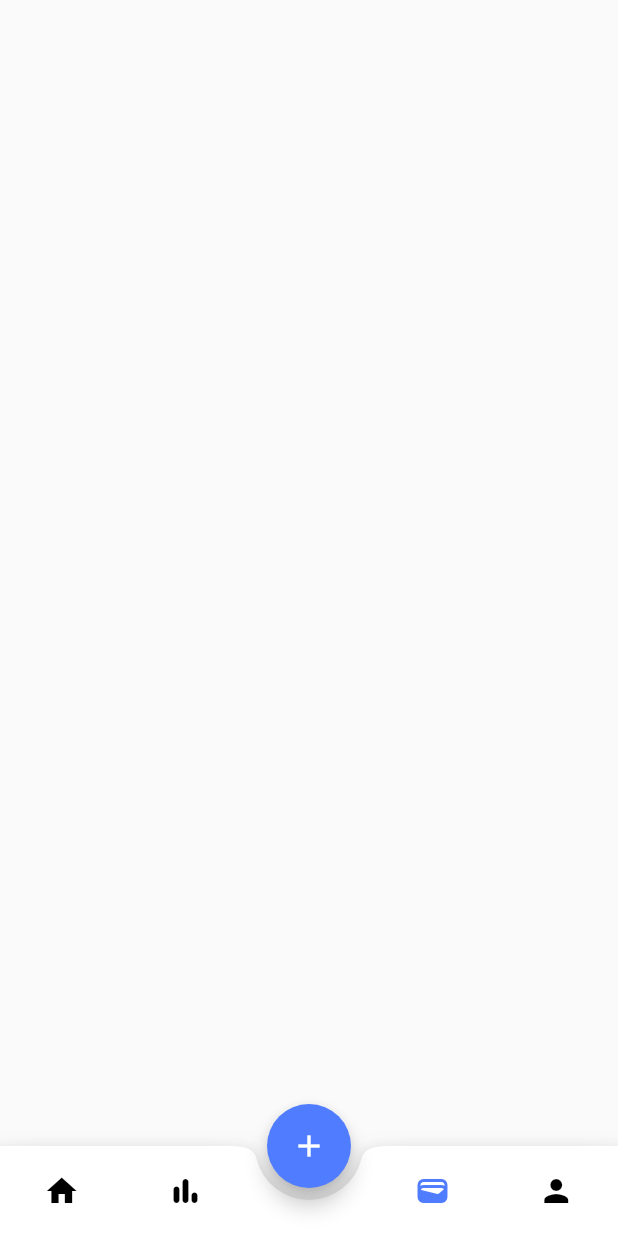
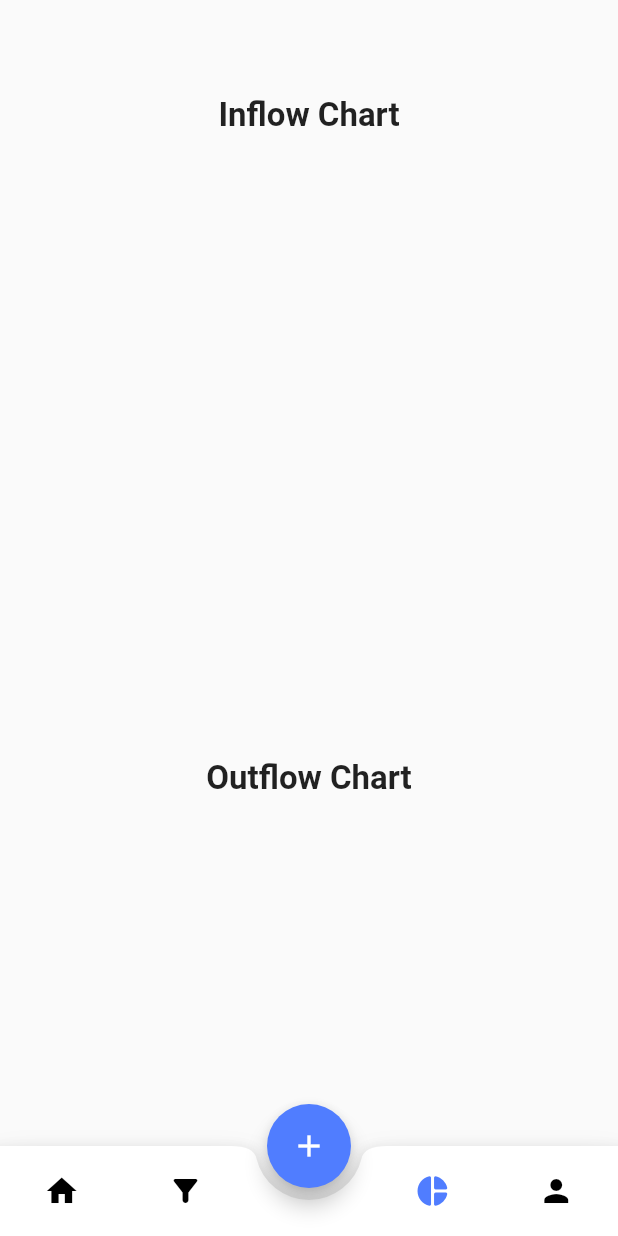
Before and after one commit to Misterpetchz/budy_buddy, a Flutter app: the screen it shows once a user with an empty profile is signed in, item 3 of the bottom bar chosen, on a phone screen of 412 x 824 dp. Run offline on Flutter 3.47's test engine with Material 2 defaults, Android fonts, the phone set to English and light mode, and no system bars; drawn by our look-alikes of fl_chart; our stand-ins replace firebase_auth, firebase_core, firebase_database; accounts and stored records are empty.

Commit message:
feat: pie chart screen

```diff
--- /dev/null
+++ b/lib/screens/bar_chart_screen.dart
@@ -0,0 +1,79 @@
+import 'dart:convert';
+
+import 'package:budy_buddy/data/transaction_model.dart';
+import 'package:budy_buddy/widgets/bar_chart.dart';
+import 'package:firebase_auth/firebase_auth.dart';
+import 'package:firebase_database/firebase_database.dart';
+import 'package:flutter/material.dart';
+
+class BarChartScreen extends StatefulWidget {
+  const BarChartScreen({super.key});
+
+  @override
+  State<BarChartScreen> createState() => _BarChartScreenState();
+}
+
+class _BarChartScreenState extends State<BarChartScreen> {
+  final database = FirebaseDatabase.instance;
+  final currentUser = FirebaseAuth.instance.currentUser!;
+  // List<TransactionModel> transactions = [];
+  List<TransactionModel> inflowTransactions = [];
+  List<TransactionModel> outflowTransactions = [];
+
+  void fetchData() async {
+    final uid = currentUser.uid;
+    final transactionsRef = database.ref().child('transactions');
+
+    transactionsRef.once().then((DatabaseEvent event) {
+      final snapshot = event.snapshot;
+      if (snapshot.value != null) {
+        final Map<dynamic, dynamic>? data =
+            snapshot.value as Map<dynamic, dynamic>?;
+        if (data != null) {
+          final List<TransactionModel> userTransactions = [];
+          data.forEach((key, value) {
+            final transactionData = value as String; // Parse as JSON string
+            final transactionMap =
+                json.decode(transactionData) as Map<String, dynamic>;
+
+            // Check "uid" attribute
+            if (transactionMap['uid'] == uid) {
+              final transaction = transactionModelFromJson(transactionData);
+              userTransactions.add(transaction);
+            }
+          });
+
+          setState(() {
+            // transactions = userTransactions;
+            splitTransaction(userTransactions);
+          });
+        }
+      }
+    });
+  }
+
+  void splitTransaction(List<TransactionModel> transactions) {
+    for (var transaction in transactions) {
+      if (transaction.transactionType == 'inflow') {
+        inflowTransactions.add(transaction);
+      } else if (transaction.transactionType == 'outflow') {
+        outflowTransactions.add(transaction);
+      }
+    }
+  }
+
+  @override
+  void initState() {
+    fetchData();
+    super.initState();
+  }
+
+  @override
+  Widget build(BuildContext context) {
+    return Container(
+      padding: const EdgeInsets.all(16),
+      child: PieChartWidget(
+          inflowData: inflowTransactions, outflowData: outflowTransactions),
+    );
+  }
+}
--- a/lib/screens/home_screen_tab.dart
+++ b/lib/screens/home_screen_tab.dart
@@ -20,7 +20,7 @@ class _HomeScreenTabState extends State<HomeScreenTab> {
   // fetch user data where uid
   final database = FirebaseDatabase.instance;
   final currentUser = FirebaseAuth.instance.currentUser!;
-  List transactions = [];
+  List<TransactionModel> transactions = [];
   String userName = '';
   int inflow = 0;
   int outflow = 0;
--- a/lib/screens/main_screen_host.dart
+++ b/lib/screens/main_screen_host.dart
@@ -1,3 +1,4 @@
+import 'package:budy_buddy/screens/bar_chart_screen.dart';
 import 'package:budy_buddy/screens/home_profile_tab.dart';
 import 'package:budy_buddy/screens/home_screen_tab.dart';
 import 'package:budy_buddy/screens/stat_screen_tab.dart';
@@ -33,9 +34,8 @@ class _MainScreenHostState extends State<MainScreenHost> {
         return const HomeScreenTab();
       case 1:
         return const StatScreenTab();
-      // return Container();
       case 2:
-        return Container();
+        return const BarChartScreen();
       case 3:
         return const HomeProfileTab();
       default:
@@ -70,7 +70,7 @@ class _MainScreenHostState extends State<MainScreenHost> {
             SizedBox(
               height: 60,
               child: IconButton(
-                icon: const Icon(Icons.bar_chart_rounded),
+                icon: const Icon(Icons.filter_alt_rounded),
                 color: currentIndex == 1 ? secondaryDark : Colors.black,
                 onPressed: () {
                   setState(() {
@@ -83,7 +83,7 @@ class _MainScreenHostState extends State<MainScreenHost> {
             SizedBox(
               height: 60,
               child: IconButton(
-                icon: const Icon(Icons.wallet_outlined),
+                icon: const Icon(Icons.pie_chart_rounded),
                 color: currentIndex == 2 ? secondaryDark : Colors.black,
                 onPressed: () {
                   setState(() {
--- a/lib/screens/sign_up_screen.dart
+++ b/lib/screens/sign_up_screen.dart
@@ -139,7 +139,6 @@ class _SignUpScreenState extends State<SignUpScreen> {
               onPressed: () {
                 // sign up
                 signUp();
-                // create account
 
                 Navigator.of(context).pushReplacement(
                   MaterialPageRoute(
--- a/lib/screens/stat_screen_tab.dart
+++ b/lib/screens/stat_screen_tab.dart
@@ -18,7 +18,7 @@ class StatScreenTab extends StatefulWidget {
 class _StatScreenTabState extends State<StatScreenTab> {
   final database = FirebaseDatabase.instance;
   final currentUser = FirebaseAuth.instance.currentUser!;
-  List transactions = [];
+  List<TransactionModel> transactions = [];
   String selectedTransactionType = 'inflow';
   List<ItemCategoryType> categories = ItemCategoryType.values.toList();
   String selectedCategory = 'All';
--- /dev/null
+++ b/lib/widgets/bar_chart.dart
@@ -0,0 +1,140 @@
+import 'package:budy_buddy/data/transaction_model.dart';
+import 'package:budy_buddy/utils/constant.dart';
+import 'package:flutter/material.dart';
+import 'package:fl_chart/fl_chart.dart';
+
+class PieChartWidget extends StatelessWidget {
+  const PieChartWidget({
+    Key? key,
+    required this.inflowData,
+    required this.outflowData,
+  }) : super(key: key);
+
+  final List<TransactionModel> inflowData;
+  final List<TransactionModel> outflowData;
+
+  int calculateTotalAmount(List<TransactionModel> data) {
+    int total = 0;
+    for (var transaction in data) {
+      total += transaction.amount;
+    }
+    return total;
+  }
+
+  int categoryTypeToNumeric(String categoryType) {
+    switch (categoryType) {
+      case 'payments':
+        return 1;
+      case 'salary':
+        return 2;
+      case 'transportation':
+        return 3;
+      case 'food':
+        return 4;
+      case 'health':
+        return 5;
+      case 'gifts':
+        return 6;
+      case 'entertainment':
+        return 7;
+      case 'sport':
+        return 8;
+      default:
+        return 1;
+    }
+  }
+
+  List<PieChartSectionData> getChartData(List<TransactionModel> data) {
+    List<PieChartSectionData> chartData = [];
+    int totalAmount = calculateTotalAmount(data);
+
+    // Define custom colors for each category
+    final List<Color> categoryColors = [
+      Colors.blue,
+      Colors.red,
+      Colors.green,
+      Colors.orange,
+      Colors.purple,
+      Colors.amber,
+      Colors.teal,
+      Colors.pink,
+    ];
+
+    for (int i = 0; i < data.length; i++) {
+      double amount = data[i].amount.toDouble();
+      double percentage = amount / totalAmount;
+
+      final int colorIndex = categoryTypeToNumeric(data[i].categoryType) - 1;
+      final Color categoryColor = categoryColors[colorIndex];
+
+      chartData.add(
+        PieChartSectionData(
+          title: data[i].categoryType,
+          color: categoryColor,
+          value: percentage,
+          radius: 120,
+        ),
+      );
+    }
+
+    return chartData;
+  }
+
+  @override
+  Widget build(BuildContext context) {
+    return SingleChildScrollView(
+      child: Container(
+        padding: const EdgeInsets.all(16),
+        child: Column(
+          mainAxisAlignment: MainAxisAlignment.start,
+          children: [
+            const SizedBox(
+              height: defaultSpacing * 2,
+            ),
+            const Text(
+              'Inflow Chart',
+              style: TextStyle(fontWeight: FontWeight.bold, fontSize: 22),
+            ),
+            Container(
+              padding: const EdgeInsets.all(8),
+              width: double.infinity,
+              height: 400, // Increase the chart's height
+              child: PieChart(
+                PieChartData(
+                  sections: getChartData(inflowData),
+                  borderData: FlBorderData(
+                    show: false,
+                  ),
+                  centerSpaceRadius: 0,
+                  sectionsSpace: 0,
+                ),
+              ),
+            ),
+            const SizedBox(
+              height: defaultSpacing,
+            ),
+            const Text(
+              'Outflow Chart',
+              style: TextStyle(fontWeight: FontWeight.bold, fontSize: 22),
+            ),
+            Container(
+              padding: const EdgeInsets.all(8),
+              width: double.infinity,
+              height: 400, // Increase the chart's height
+              child: PieChart(
+                PieChartData(
+                  sections: getChartData(outflowData),
+                  borderData: FlBorderData(
+                    show: false,
+                  ),
+                  centerSpaceRadius: 0,
+                  sectionsSpace: 0,
+                ),
+              ),
+            ),
+          ],
+        ),
+      ),
+    );
+  }
+}
--- a/lib/widgets/transaction_item_tile.dart
+++ b/lib/widgets/transaction_item_tile.dart
@@ -61,7 +61,6 @@ class TransactionItemTile extends StatelessWidget {
 
   void deleteTransaction(String transactionId) async {
     try {
-      print('Deleting with Id: $transactionId');
       final transactionRef = FirebaseDatabase.instance
           .ref()
           .child('transactions')
```
Also changed, not shown: lib/screens/sign_in_screen.dart (+0 -15 lines).
